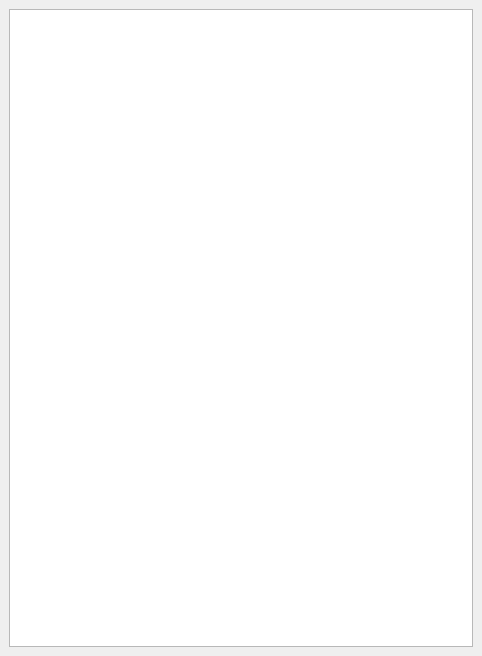
Qt form gui/statistics_dock.ui (SergiuToporjinschi/GPSTrackEditor) before a commit.
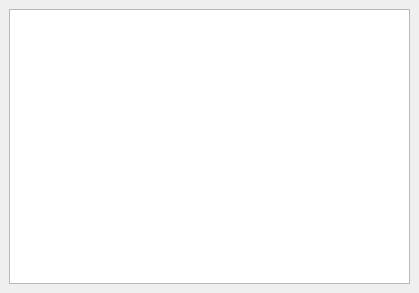
The same form after that commit.

```diff
--- a/gui/statistics_dock.ui
+++ b/gui/statistics_dock.ui
@@ -6,8 +6,8 @@
    <rect>
     <x>0</x>
     <y>0</y>
-    <width>482</width>
-    <height>656</height>
+    <width>419</width>
+    <height>293</height>
    </rect>
   </property>
   <property name="allowedAreas">
```
